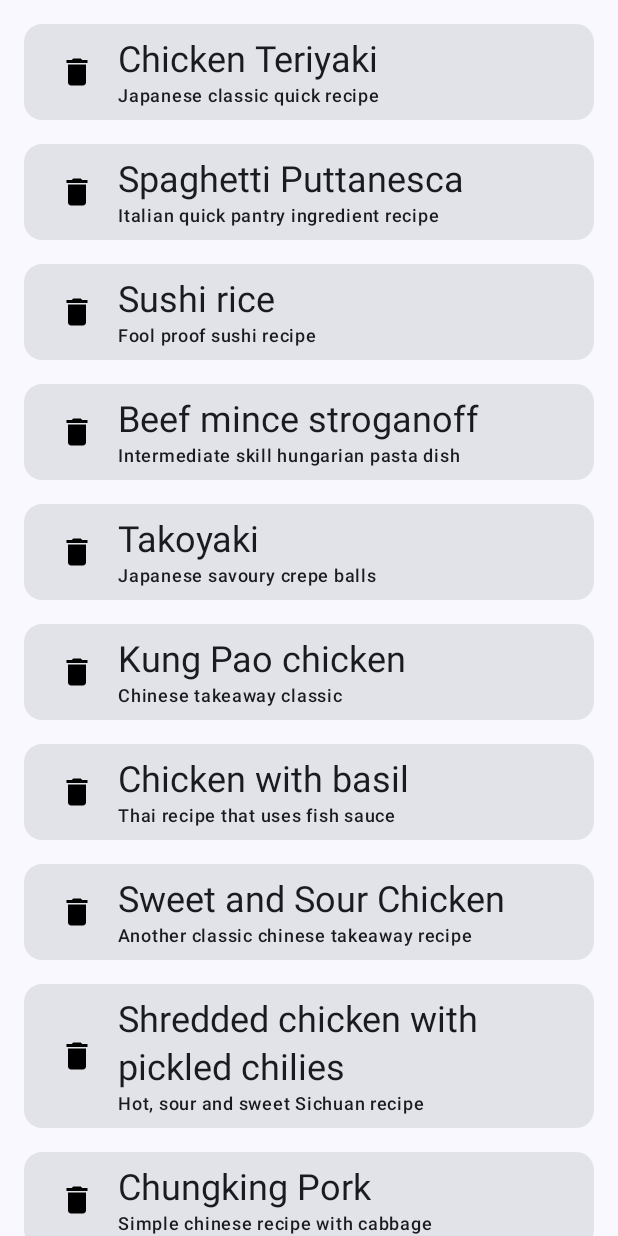
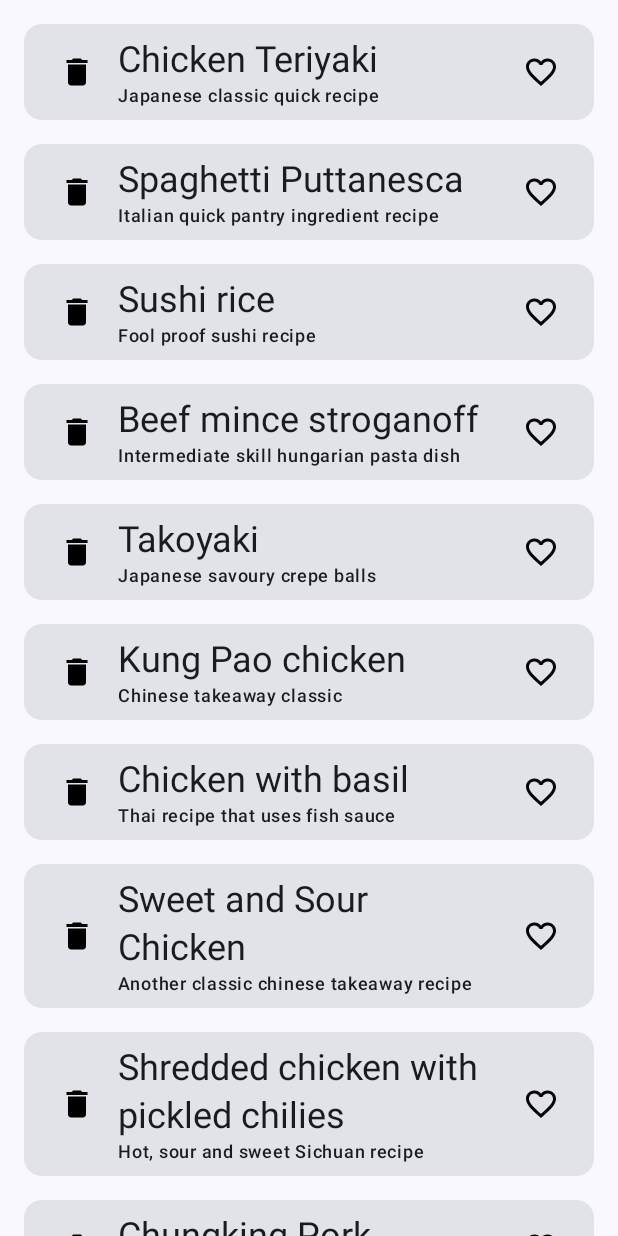
Before and after one commit to Banananabandit/RecipesApp, an Android app built with Jetpack Compose: the screen it shows after launch (MainActivity), on a phone screen of 412 x 824 dp. Run offline under Robolectric (Android 15) with nearby library versions, the phone set to English and light mode, and no system bars.

Commit message:
Adding ViewModel for the recipes

```diff
--- a/app/build.gradle.kts
+++ b/app/build.gradle.kts
@@ -68,4 +68,7 @@ dependencies {
     androidTestImplementation("androidx.compose.ui:ui-test-junit4")//
     debugImplementation("androidx.compose.ui:ui-tooling")//
     debugImplementation("androidx.compose.ui:ui-test-manifest")
+
+    //ViewModel
+    implementation("androidx.lifecycle:lifecycle-viewmodel-compose:2.6.2")
 }
--- a/app/src/main/java/com/example/recipesapp/Recipe.kt
+++ b/app/src/main/java/com/example/recipesapp/Recipe.kt
@@ -3,7 +3,8 @@ package com.example.recipesapp
 data class Recipe(
     val id: Int,
     val title: String,
-    val description: String
+    val description: String,
+    var isFavourite: Boolean = false
 )
 
 val dummyListRecipes = listOf<Recipe>(
--- a/app/src/main/java/com/example/recipesapp/RecipesListScreen.kt
+++ b/app/src/main/java/com/example/recipesapp/RecipesListScreen.kt
@@ -1,6 +1,8 @@
 package com.example.recipesapp
 
 import androidx.compose.foundation.Image
+import androidx.compose.foundation.clickable
+import androidx.compose.foundation.interaction.MutableInteractionSource
 import androidx.compose.foundation.layout.Column
 import androidx.compose.foundation.layout.PaddingValues
 import androidx.compose.foundation.layout.Row
@@ -10,35 +12,51 @@ import androidx.compose.foundation.lazy.LazyColumn
 import androidx.compose.foundation.lazy.items
 import androidx.compose.material.icons.Icons
 import androidx.compose.material.icons.filled.Delete
+import androidx.compose.material.icons.filled.Favorite
+import androidx.compose.material.icons.filled.FavoriteBorder
 import androidx.compose.material3.Card
 import androidx.compose.material3.CardDefaults
 import androidx.compose.material3.MaterialTheme
 import androidx.compose.material3.Text
 import androidx.compose.runtime.Composable
+import androidx.compose.runtime.MutableState
+import androidx.compose.runtime.mutableStateListOf
+import androidx.compose.runtime.mutableStateOf
+import androidx.compose.runtime.remember
 import androidx.compose.ui.Alignment
 import androidx.compose.ui.Modifier
 import androidx.compose.ui.graphics.vector.ImageVector
 import androidx.compose.ui.tooling.preview.Preview
 import androidx.compose.ui.unit.dp
+import androidx.lifecycle.viewmodel.compose.viewModel
 import com.example.recipesapp.ui.theme.RecipesAppTheme
 
 @Composable
 fun RecipesListScreen() {
+    val viewModel: RecipesViewModel = viewModel()
     LazyColumn(
         contentPadding = PaddingValues(
             vertical = 8.dp,
             horizontal = 8.dp
         )
     ){
-        items(dummyListRecipes) { recipe ->
-            RecipeListItem(item = recipe)
+        items(viewModel.state.value) { recipe ->
+            RecipeListItem(recipe) { id ->
+                viewModel.toggleFavorite(id)
+            }
         }
     }
 
 }
 
 @Composable
-fun RecipeListItem(item: Recipe) {
+fun RecipeListItem(item: Recipe,
+                   onClick: (id: Int) -> Unit) {
+    val icon = if (item.isFavourite)
+        Icons.Filled.Favorite
+    else
+        Icons.Filled.FavoriteBorder
+
     Card(elevation = CardDefaults.cardElevation(),
         modifier = Modifier
             .padding(8.dp)
@@ -52,11 +70,14 @@ fun RecipeListItem(item: Recipe) {
             RecipeDetails(
                 item.title,
                 item.description,
-                Modifier.weight(0.85f)
-            )
+                Modifier.weight(0.7f))
+            RecipeIcon(icon, Modifier.weight(0.15f)) {
+                onClick(item.id)
+            }
         }
     }
 }
+
 
 @Composable
 private fun RecipeDetails(name: String, description: String, modifier: Modifier) {
@@ -69,10 +90,15 @@ private fun RecipeDetails(name: String, description: String, modifier: Modifier)
 }
 
 @Composable
-private fun RecipeIcon(icon: ImageVector, modifier: Modifier) {
+private fun RecipeIcon(icon: ImageVector, modifier: Modifier, onClick: () -> Unit = {}) {
     Image(imageVector = icon,
         contentDescription = "Recipe icon",
-        modifier = modifier.padding(8.dp))
+        modifier = modifier
+            .padding(8.dp)
+            .clickable(
+                interactionSource = remember { MutableInteractionSource() },
+                indication = null
+            ) { onClick() })
 }
 
 @Preview
--- /dev/null
+++ b/app/src/main/java/com/example/recipesapp/RecipesViewModel.kt
@@ -0,0 +1,16 @@
+package com.example.recipesapp
+
+import androidx.compose.runtime.mutableStateOf
+import androidx.lifecycle.ViewModel
+
+class RecipesViewModel(): ViewModel() {
+    val state = mutableStateOf(dummyListRecipes)
+
+    fun toggleFavorite(id: Int) {
+        val recipes = state.value.toMutableList()
+        val recipeIndex = recipes.indexOfFirst { it.id == id }
+        val recipe = recipes[recipeIndex]
+        recipes[recipeIndex] = recipe.copy(isFavourite = !recipe.isFavourite)
+        state.value = recipes
+    }
+}
```
